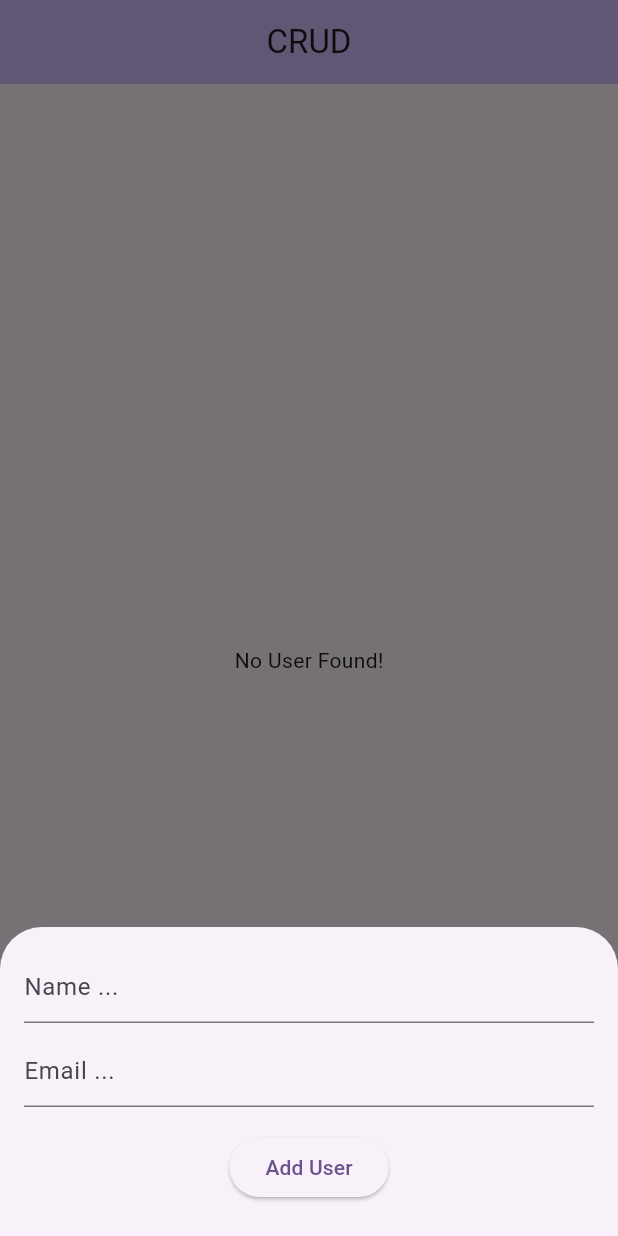
After one commit to syafiulhuda/flutter_zero_to_hero, a Flutter app: the PostPutDeleteScreen screen opened by its route, after a tap on "Add User", on a phone screen of 412 x 824 dp. The commit adds this screen. Run offline on Flutter 3.47's test engine with Material 3 defaults, Android fonts, the phone set to English and light mode, and no system bars; our stand-ins replace animated_flip_counter, bloc, camera, equatable, firebase_auth, firebase_core and 6 more; missing offline and left inert: circular_menu; accounts and stored records are empty; generated files the repository leaves out were written again; project files that could hold a hidden picture were left out.

Commit message:
add CRUD Screen

```diff
--- a/lib/bloc/pagination/pagination_bloc.dart
+++ b/lib/bloc/pagination/pagination_bloc.dart
@@ -1,5 +1,6 @@
 import 'package:bloc/bloc.dart';
 import 'package:equatable/equatable.dart';
+import 'package:flutter/cupertino.dart';
 import 'package:flutter/material.dart';
 import 'package:flutter_zth/data/pagination_repository.dart';
 import 'package:flutter_zth/data/models/paginations.dart';
--- a/lib/bloc/pagination/pagination_event.dart
+++ b/lib/bloc/pagination/pagination_event.dart
@@ -33,3 +33,12 @@ class FetchProducts extends PaginationEvent {
 }
 
 class LoadMoreProducts extends PaginationEvent {}
+
+class AddProduct extends PaginationEvent {
+  final Product product;
+
+  const AddProduct({required this.product});
+
+  @override
+  List<Object> get props => [product];
+}
--- /dev/null
+++ b/lib/bloc/user/user_bloc.dart
@@ -0,0 +1,35 @@
+import 'package:bloc/bloc.dart';
+import 'package:equatable/equatable.dart';
+import 'package:flutter_zth/data/models/users.dart';
+
+part 'user_event.dart';
+part 'user_state.dart';
+
+class UserBloc extends Bloc<UserEvent, UserState> {
+  UserBloc() : super(UserInitial(users: [])) {
+    on<AddUser>(_addUser);
+    on<DeleteUser>(_deleteUser);
+    on<UpdateUser>(_updateUser);
+  }
+
+  void _addUser(AddUser event, Emitter<UserState> emit) {
+    final updateUser = List<Users>.from(state.users)..add(event.users);
+
+    emit(UserUpdated(users: updateUser));
+  }
+
+  void _deleteUser(DeleteUser event, Emitter<UserState> emit) {
+    final deleteUser = List<Users>.from(state.users)..remove(event.users);
+
+    emit(UserUpdated(users: deleteUser));
+  }
+
+  void _updateUser(UpdateUser event, Emitter<UserState> emit) {
+    final updateUser =
+        state.users.map((e) {
+          return e.id == event.users.id ? event.users : e;
+        }).toList();
+
+    emit(UserUpdated(users: updateUser));
+  }
+}
--- /dev/null
+++ b/lib/bloc/user/user_event.dart
@@ -0,0 +1,35 @@
+part of 'user_bloc.dart';
+
+sealed class UserEvent extends Equatable {
+  const UserEvent();
+
+  @override
+  List<Object> get props => [];
+}
+
+class AddUser extends UserEvent {
+  final Users users;
+
+  const AddUser({required this.users});
+
+  @override
+  List<Object> get props => [users];
+}
+
+class DeleteUser extends UserEvent {
+  final Users users;
+
+  const DeleteUser({required this.users});
+
+  @override
+  List<Object> get props => [users];
+}
+
+class UpdateUser extends UserEvent {
+  final Users users;
+
+  const UpdateUser({required this.users});
+
+  @override
+  List<Object> get props => [users];
+}
--- /dev/null
+++ b/lib/bloc/user/user_state.dart
@@ -0,0 +1,17 @@
+part of 'user_bloc.dart';
+
+sealed class UserState extends Equatable {
+  final List<Users> users;
+  const UserState({required this.users});
+
+  @override
+  List<Object> get props => [users];
+}
+
+final class UserInitial extends UserState {
+  const UserInitial({required super.users});
+}
+
+final class UserUpdated extends UserState {
+  const UserUpdated({required super.users});
+}
--- /dev/null
+++ b/lib/data/models/users.dart
@@ -0,0 +1,7 @@
+class Users {
+  final int id;
+  final String name;
+  final String email;
+
+  Users({required this.id, required this.name, required this.email});
+}
--- a/lib/main.dart
+++ b/lib/main.dart
@@ -8,12 +8,13 @@ import 'package:flutter/material.dart';
 import 'package:flutter_zth/app.dart';
 import 'package:flutter_zth/bloc/all_products/products_bloc.dart';
 import 'package:flutter_zth/bloc/pagination/pagination_bloc.dart';
+import 'package:flutter_zth/bloc/user/user_bloc.dart';
 import 'package:flutter_zth/data/pagination_repository.dart';
 import 'package:flutter_zth/bloc/single_product/product_bloc.dart';
 import 'package:flutter_zth/data/constants.dart';
 import 'package:flutter_zth/data/notifier.dart';
-import 'package:flutter_zth/firebase_options_dummy.dart';
-// import 'package:flutter_zth/firebase_options.dart';
+// import 'package:flutter_zth/firebase_options_dummy.dart';
+import 'package:flutter_zth/firebase_options.dart';
 import 'package:flutter_zth/test/test.dart';
 import 'package:flutter_bloc/flutter_bloc.dart';
 import 'routes/route.dart';
@@ -29,6 +30,7 @@ class CertificateVerify extends HttpOverrides {
 }
 
 // ! flutter build apk --release --split-per-abi
+// ! app-arm64-v8a-release
 void main() async {
   WidgetsFlutterBinding.ensureInitialized();
   HttpOverrides.global = CertificateVerify();
@@ -68,6 +70,7 @@ class MyApp extends StatelessWidget {
         BlocProvider(create: (context) => ProductsBloc()),
         BlocProvider(create: (context) => ProductBloc()),
         BlocProvider(create: (context) => PaginationBloc(repo)),
+        BlocProvider(create: (context) => UserBloc()),
       ],
       child: App(),
     );
--- a/lib/routes/route.dart
+++ b/lib/routes/route.dart
@@ -9,6 +9,7 @@ import 'package:flutter_zth/screens/hero_screen.dart';
 import 'package:flutter_zth/screens/mix_widget_screen.dart';
 import 'package:flutter_zth/screens/page_view_screen.dart';
 import 'package:flutter_zth/screens/pagination_screen.dart';
+import 'package:flutter_zth/screens/post_put_delete_screen.dart';
 import 'package:flutter_zth/screens/refresh_indicator_screen.dart';
 import 'package:flutter_zth/screens/safe_area_screen.dart';
 import 'package:flutter_zth/screens/search_bar_screen.dart';
@@ -40,6 +41,7 @@ final List<RouteItem> appRoutes = [
   RouteItem(title: 'Seacrh Bar', path: '/seach-bar'),
   RouteItem(title: 'Page View', path: '/page-view'),
   RouteItem(title: 'Sliver App Bar', path: '/sliver-app-bar'),
+  RouteItem(title: 'CRUD', path: '/crud'),
   RouteItem(title: 'Pagination and Sorting', path: '/pagination'),
 ];
 
@@ -75,6 +77,8 @@ GoRouter goRoute = GoRouter(
             return PageViewScreen();
           case '/sliver-app-bar':
             return SliverAppBarScreen();
+          case '/crud':
+            return PostPutDeleteScreen();
           case '/pagination':
             return PaginationScreen();
           default:
--- a/lib/screens/pagination_screen.dart
+++ b/lib/screens/pagination_screen.dart
@@ -156,6 +156,7 @@ class _PaginationScreenState extends State<PaginationScreen> {
                   return _buildSkeleton();
                 } else if (state is PaginationLoaded) {
                   final products = state.products;
+
                   if (products.isEmpty) {
                     return const Center(child: Text('No products found'));
                   }
--- /dev/null
+++ b/lib/screens/post_put_delete_screen.dart
@@ -0,0 +1,152 @@
+import 'package:flutter/material.dart';
+import 'package:flutter_bloc/flutter_bloc.dart';
+import 'package:flutter_zth/bloc/user/user_bloc.dart';
+import 'package:flutter_zth/data/constants.dart';
+import 'package:flutter_zth/data/models/users.dart';
+
+class PostPutDeleteScreen extends StatelessWidget {
+  const PostPutDeleteScreen({super.key});
+
+  @override
+  Widget build(BuildContext context) {
+    final userBloc = context.read<UserBloc>();
+
+    return Scaffold(
+      appBar: AppBar(
+        centerTitle: true,
+        backgroundColor: Theme.of(context).colorScheme.inversePrimary,
+        title: const Text('CRUD'),
+      ),
+      body: BlocBuilder<UserBloc, UserState>(
+        builder: (context, state) {
+          if (state.users.isEmpty) {
+            return const Center(child: Text("No User Found!"));
+          }
+
+          return ListView.builder(
+            itemCount: state.users.length,
+            itemBuilder: (context, index) {
+              final user = state.users[index];
+              return _buildUserTile(context, user);
+            },
+          );
+        },
+      ),
+      floatingActionButton: ElevatedButton(
+        onPressed: () {
+          final state = userBloc.state;
+          final id =
+              state.users.isEmpty
+                  ? 1
+                  : state.users
+                          .map((u) => u.id)
+                          .reduce((a, b) => a > b ? a : b) +
+                      1;
+
+          _showBottomSheet(context: context, id: id);
+        },
+        child: const Text("Add User"),
+      ),
+    );
+  }
+
+  Widget _buildUserTile(BuildContext context, Users user) {
+    final userBloc = context.read<UserBloc>();
+
+    return ListTile(
+      leading: Text("${user.id}", style: KTextStyle.bodyTextStyle(context)),
+      title: Text(user.name),
+      subtitle: Text(user.email),
+      trailing: Row(
+        mainAxisSize: MainAxisSize.min,
+        children: [
+          IconButton(
+            icon: const Icon(Icons.delete),
+            onPressed: () => userBloc.add(DeleteUser(users: user)),
+          ),
+          IconButton(
+            icon: const Icon(Icons.edit),
+            onPressed:
+                () => _showBottomSheet(
+                  context: context,
+                  id: user.id,
+                  isEdit: true,
+                  existingUser: user,
+                ),
+          ),
+        ],
+      ),
+    );
+  }
+
+  void _showBottomSheet({
+    required BuildContext context,
+    required int id,
+    bool isEdit = false,
+    Users? existingUser,
+  }) {
+    final userBloc = context.read<UserBloc>();
+
+    final TextEditingController nameController = TextEditingController(
+      text: existingUser?.name ?? '',
+    );
+    final TextEditingController emailController = TextEditingController(
+      text: existingUser?.email ?? '',
+    );
+
+    showModalBottomSheet(
+      context: context,
+      isScrollControlled: true,
+      builder: (context) {
+        return StatefulBuilder(
+          builder: (context, setState) {
+            return FractionallySizedBox(
+              heightFactor: .25,
+              child: Padding(
+                padding: EdgeInsets.only(
+                  bottom: MediaQuery.of(context).viewInsets.bottom,
+                  top: 16,
+                  left: 16,
+                  right: 16,
+                ),
+                child: Column(
+                  mainAxisSize: MainAxisSize.min,
+                  children: [
+                    TextField(
+                      controller: nameController,
+                      decoration: const InputDecoration(hintText: 'Name ...'),
+                    ),
+                    const SizedBox(height: 8),
+                    TextField(
+                      controller: emailController,
+                      decoration: const InputDecoration(hintText: 'Email ...'),
+                    ),
+                    const SizedBox(height: 16),
+                    ElevatedButton(
+                      onPressed: () {
+                        final user = Users(
+                          id: id,
+                          name: nameController.text,
+                          email: emailController.text,
+                        );
+
+                        if (isEdit) {
+                          userBloc.add(UpdateUser(users: user));
+                        } else {
+                          userBloc.add(AddUser(users: user));
+                        }
+
+                        Navigator.pop(context);
+                      },
+                      child: Text(isEdit ? 'Update User' : 'Add User'),
+                    ),
+                  ],
+                ),
+              ),
+            );
+          },
+        );
+      },
+    );
+  }
+}
```
